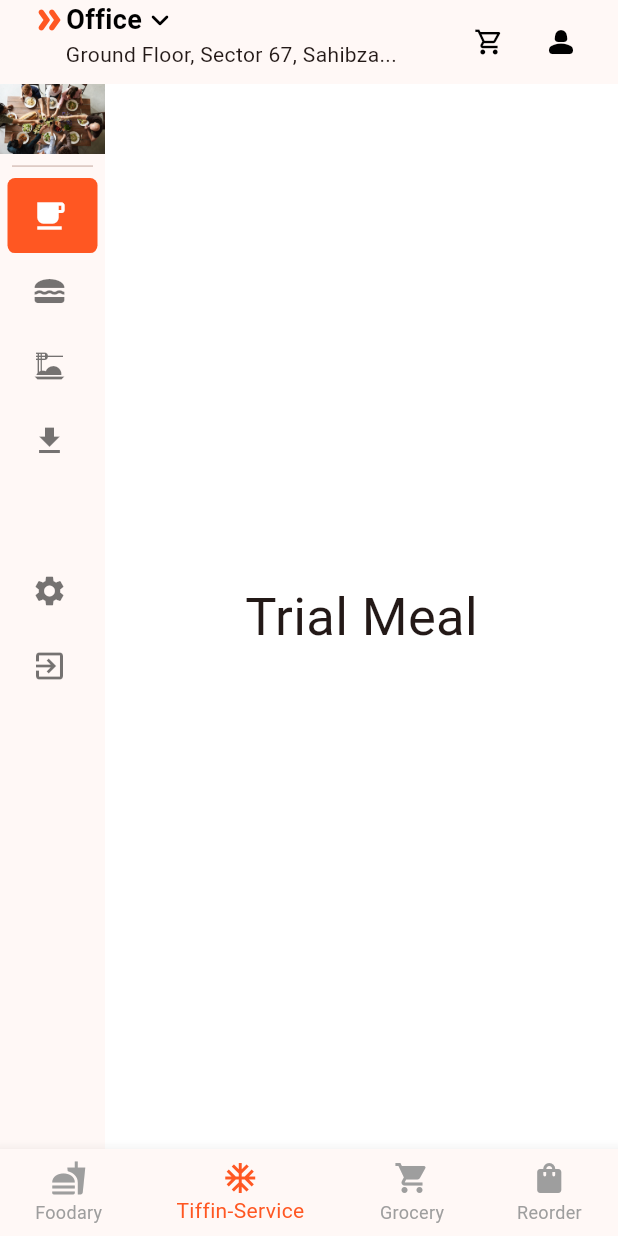
After one commit to Nostalgia3102/Foodary, a Flutter app: the MyHomePage screen opened by its route, item 2 of the bottom bar chosen, after a tap on the "shopping cart" icon, on a phone screen of 412 x 824 dp. The commit adds this screen. Run offline on Flutter 3.47's test engine with Material 3 defaults, Android fonts, the phone set to English and light mode, and no system bars; drawn by our look-alikes of easy_sidemenu; our stand-ins replace cloud_firestore, firebase_auth, firebase_core, firebase_storage, get_it, google_sign_in and 3 more; missing offline and left inert: flutter_facebook_auth; accounts and stored records are empty; network calls fail.

Commit message:
Created home page and also created tiffin page

```diff
--- a/lib/data/viewmodels/home_page_view_model.dart
+++ b/lib/data/viewmodels/home_page_view_model.dart
@@ -1,10 +1,10 @@
 import 'package:flutter/material.dart';
 
 class HomePageViewModel extends ChangeNotifier{
-  final List<int> numbers = [0];
-  void add(){
-    int last  = numbers.last;
-    numbers.add(last+1);
+  int _selectedIndex = 0;
+  int get selectedIndex => _selectedIndex;
+  set selectedIndex(int value){
+    _selectedIndex = value;
     notifyListeners();
   }
 }
--- a/lib/main.dart
+++ b/lib/main.dart
@@ -36,3 +36,8 @@ class _MyAppState extends State<MyApp> {
     );
   }
 }
+
+
+//Installed Shorebird for no update code changes
+//using Sliver App Bar for dynamic App bar
+//using Shimmer for the loading effect
--- /dev/null
+++ b/lib/ui/foodary_page.dart
@@ -0,0 +1,162 @@
+import 'dart:async';
+import 'package:firebase_storage/firebase_storage.dart';
+import 'package:flutter/material.dart';
+
+class FoodaryPage extends StatefulWidget {
+  const FoodaryPage({super.key});
+
+  @override
+  State<FoodaryPage> createState() => _FoodaryPageState();
+}
+
+class _FoodaryPageState extends State<FoodaryPage> {
+
+  String urlBannerOne = "https://firebasestorage.googleapis.com/v0/b/foodary-mobile-app.appspot.com/o/homePageBanners%2Fgood_morning.png?alt=media&token=9e62a300-867f-404f-9a70-1046e278e3c2";
+
+  final List<String> bannerList = [
+    "https://firebasestorage.googleapis.com/v0/b/foodary-mobile-app.appspot.com/o/homePageBanners%2Ffoodary1.png?alt=media&token=e37bcf69-e6bb-432a-818f-4acb7a24f035",
+    "https://firebasestorage.googleapis.com/v0/b/foodary-mobile-app.appspot.com/o/homePageBanners%2Ffoodary2.png?alt=media&token=93a6f687-6194-4133-90d8-68b817094eaa",
+    "https://firebasestorage.googleapis.com/v0/b/foodary-mobile-app.appspot.com/o/homePageBanners%2Ffoodary3.png?alt=media&token=58891bfd-4a24-4ced-b6c3-d05861a2913f",
+    "https://firebasestorage.googleapis.com/v0/b/foodary-mobile-app.appspot.com/o/homePageBanners%2Ffoodary3.png?alt=media&token=58891bfd-4a24-4ced-b6c3-d05861a2913f"
+  ];
+
+  final List<String> listOfMeals = ["Biryani", "Cake", "Milk", "Bread"];
+  int _currentIndex = 0;
+  Timer? _timer;
+
+  @override
+  void initState() {
+    // TODO: implement initState
+    super.initState();
+    _timer = Timer.periodic(const Duration(seconds: 3), (timer) {
+      setState(() {
+        _currentIndex = (_currentIndex + 1) % listOfMeals.length;
+      });
+    });
+    loadImages();
+  }
+
+  Future<void> loadImages() async{
+    try{
+      final ref = FirebaseStorage.instance.ref().child('homePageBanners/lunch_time.png');
+      urlBannerOne = await ref.getDownloadURL();
+      debugPrint("THE URL IS ---->> $urlBannerOne");
+    }catch(e){
+      print(e);
+    }
+  }
+
+  @override
+  void dispose() {
+    _timer?.cancel();
+    super.dispose();
+  }
+
+  @override
+  Widget build(BuildContext context) {
+    return SafeArea(
+        child: SingleChildScrollView(
+          padding: const EdgeInsets.fromLTRB(20, 0, 20, 0),
+            child: Column(
+              children: [
+                TextField(
+                  enabled: false,
+                  readOnly: true,
+                  decoration: InputDecoration(
+                      suffixIcon: Row(
+                        mainAxisSize: MainAxisSize.min,
+                        children: [
+                          Icon(
+                            Icons.search,
+                            color: Colors.grey[900],
+                          ),
+                          const SizedBox(
+                            width: 10,
+                          ),
+                          SizedBox(
+                            width: 1,
+                            height: 22,
+                            child: Container(
+                              color: Colors.grey[700],
+                            ),
+                          ),
+                          const SizedBox(
+                            width: 10,
+                          ),
+                          const Icon(
+                            Icons.mic,
+                            color: Colors.deepOrange,
+                          ),
+                          const SizedBox(
+                            width: 10,
+                          ),
+                        ],
+                      ),
+                      hintText: "Search for '${listOfMeals[_currentIndex]}'",
+                      hintStyle: TextStyle(
+                          color: Colors.grey[800], fontWeight: FontWeight.normal),
+                      border: OutlineInputBorder(
+                          borderSide: const BorderSide(color: Colors.black),
+                          borderRadius: BorderRadius.circular(10))),
+                ),
+                const SizedBox(
+                  height: 20,
+                ),
+                // FutureBuilder(
+                //   future: loadImages(),
+                //   builder: (context, snapshot) {
+                //     if (snapshot.connectionState == ConnectionState.waiting) {
+                //       return CircularProgressIndicator();
+                //     } else if (snapshot.hasError) {
+                //       return Text("Error loading image");
+                //     } else {
+                //       return Image.network(url_banner_one ?? "");
+                //     }
+                //   },
+                // ),
+                Image.network(
+                    urlBannerOne),
+                const SizedBox(
+                  height: 12,
+                ),
+                SizedBox(
+                  height: 350,
+                  width: 350,
+                  child: GridView.builder(
+                    gridDelegate: const SliverGridDelegateWithFixedCrossAxisCount(
+                        crossAxisCount: 2),
+                    itemBuilder: (_, index) => Container(
+                      // padding: const EdgeInsets.all(8.0),
+                      margin: const EdgeInsets.all(8.0),
+                      decoration: BoxDecoration(
+                        image: DecorationImage(image: NetworkImage(bannerList[index])),
+                        borderRadius: BorderRadius.circular(10),
+                        boxShadow: [
+                          BoxShadow(
+                            color: Colors.black.withOpacity(0.3),
+                            offset: const Offset(0.0, 1.0), //(x,y)
+                            blurRadius: 6.0,// blur radius
+                          )
+                        ]
+                      ),
+                      // child: Image.network(
+                      //   bannerList[index],
+                      //   fit: BoxFit.cover,
+                      // ),
+                    ),
+                    itemCount: 4,
+                  ),
+                ),
+                Row(crossAxisAlignment: CrossAxisAlignment.center,
+                  mainAxisAlignment: MainAxisAlignment.center,
+                  children: [
+                    Text("Crafted with Efforts at  ", style: TextStyle(
+                      color: Colors.grey[600], fontWeight: FontWeight.bold, fontStyle: FontStyle.italic
+                    ),),
+                    Image.asset("assets/images/gn.png", width: 50,height: 30,)
+                  ],
+                )
+              ],
+            )));
+  }
+}
--- /dev/null
+++ b/lib/ui/grocery_page.dart
@@ -0,0 +1,15 @@
+import 'package:flutter/material.dart';
+
+class GroceryPage extends StatefulWidget {
+  const GroceryPage({super.key});
+
+  @override
+  State<GroceryPage> createState() => _GroceryPageState();
+}
+
+class _GroceryPageState extends State<GroceryPage> {
+  @override
+  Widget build(BuildContext context) {
+    return const SafeArea(child: Center(child: Text("Screen 3")));
+  }
+}
--- a/lib/ui/home_page.dart
+++ b/lib/ui/home_page.dart
@@ -1,10 +1,13 @@
 import 'package:flutter/material.dart';
+import 'package:flutter/services.dart';
+import 'package:foodary/ui/foodary_page.dart';
+import 'package:foodary/ui/grocery_page.dart';
+import 'package:foodary/ui/reorder_page.dart';
+import 'package:foodary/ui/tiffin_service_page.dart';
 import 'package:foodary/utils/utilities.dart';
 import 'package:provider/provider.dart';
 
 import '../data/viewmodels/home_page_view_model.dart';
-import '../utils/constants/colors.dart';
-import '../utils/constants/strings.dart';
 
 class MyHomePage extends StatefulWidget {
   const MyHomePage({super.key});
@@ -14,58 +17,112 @@ class MyHomePage extends StatefulWidget {
 }
 
 class _MyHomePageState extends State<MyHomePage> {
+
+
   @override
   Widget build(BuildContext context) {
     return Consumer<HomePageViewModel>(
       builder: (context, provider, child) {
         return Scaffold(
           appBar: AppBar(
-            backgroundColor: Theme.of(context).colorScheme.inversePrimary,
-            title: const Text(
-              StringsAsset.projectName,
-              style: TextStyle(
-                  color: AppColor.orange,
-                  fontWeight: FontWeight.bold,
-                  shadows: [
-                    Shadow(
+            systemOverlayStyle: const SystemUiOverlayStyle(
+            systemNavigationBarColor: Colors.black, // Navigation bar
+            statusBarColor: Colors.transparent,
+            statusBarIconBrightness: Brightness.dark,
+            systemNavigationBarContrastEnforced: true),// Status bar
+            backgroundColor: Colors.transparent,
+           leadingWidth: MediaQuery.of(context).size.width * 0.7,
+           leading: const Padding(
+             padding: EdgeInsets.fromLTRB(20, 0, 0, 0),
+             child: Column(
+               mainAxisAlignment: MainAxisAlignment.start,
+               children: [
+                 Row(
+                   children: [
+                     Icon(Icons.double_arrow_rounded, color: Colors.deepOrange, ),
+                     Text("Office", style: TextStyle(
+                       color: Colors.black, fontWeight: FontWeight.bold, fontSize: 18
+                     ),),
+                     Icon(Icons.keyboard_arrow_down_rounded, color: Colors.black,),
+                   ],
+                 ),
+                 Text("Ground Floor, Sector 67, Sahibza..."),
+               ],
+             ),
+           ),
+            actions: [
+              IconButton(
+                  onPressed: (){},
+                  icon: const Icon(
+                    size: 20,
+                    Icons.shopping_cart_outlined,
                     color: Colors.black,
-                        blurRadius: 1.0,
-                        offset: Offset(2.0, 2.0))
-                  ]),
-            ),
-            actions: [IconButton(onPressed: ()async{
-              try{
+                  )),
+              Padding(
+                padding: const EdgeInsets.fromLTRB(0,0,14,0),
+                child: IconButton(
+                    onPressed: () async {
+                      try {
                         bool result = await authService.logout();
                         if (result) {
                           navigationService.pushReplacementNamed("/login_page");
                         }
-              }catch(e){
+                      } catch (e) {
                         print(e);
                       }
-            }, icon: const Icon(Icons.logout, color: Colors.white,))],
+                    },
+                    icon: const Icon(
+                      Icons.person_2_rounded,
+                      color: Colors.black,
+                    )),
+              )
+            ],
           ),
-          body: Center(
-            child: Column(
-              mainAxisAlignment: MainAxisAlignment.center,
-              children: <Widget>[
-                const Text("Hello World!"),
-                const Text(
-                  'You have pushed the button this many times:',
+          body:IndexedStack(
+            index: provider.selectedIndex,
+            children: const [
+              FoodaryPage(),
+              TiffinServicePage(),
+              GroceryPage(),
+              ReorderPage()
+            ],
           ),
-                Text(
-                  provider.numbers.length.toString(),
-                  style: Theme.of(context).textTheme.headlineMedium,
+          bottomNavigationBar: BottomNavigationBar(
+            unselectedItemColor: Colors.grey,
+            showUnselectedLabels: true,
+            showSelectedLabels: true,
+            selectedIconTheme: const IconThemeData(
+              color: Colors.deepOrange
+            ),
+            items: const <BottomNavigationBarItem>[
+              BottomNavigationBarItem(
+                icon: Icon(Icons.fastfood),
+                label: 'Foodary',
+                tooltip: "Foodary Icon",
+              ),
+              BottomNavigationBarItem(
+                icon: Icon(Icons.ac_unit),
+                label: 'Tiffin-Service',
+                tooltip: "Tiffin-Service Icon"
+              ),
+              BottomNavigationBarItem(
+                icon: Icon(Icons.local_grocery_store),
+                label: 'Grocery',
+                  tooltip: "Grocery Icon"
+              ),
+              BottomNavigationBarItem(
+                icon: Icon(Icons.shopping_bag),
+                label: 'Reorder',
+                  tooltip: "Reorder Icon"
               ),
             ],
+            currentIndex: provider.selectedIndex,
+            selectedItemColor: Colors.deepOrange,
+            onTap:  (index) =>
+              setState(() {
+                provider.selectedIndex = index;
+              }),
           ),
-          ),
-          floatingActionButton: FloatingActionButton(
-            onPressed: () {
-              provider.add();
-            },
-            tooltip: 'Increment',
-            child: const Icon(Icons.add),
-          ), // This trailing comma makes auto-formatting nicer for build methods.
         );
       },
     );
--- /dev/null
+++ b/lib/ui/reorder_page.dart
@@ -0,0 +1,15 @@
+import 'package:flutter/material.dart';
+
+class ReorderPage extends StatefulWidget {
+  const ReorderPage({super.key});
+
+  @override
+  State<ReorderPage> createState() => _ReorderPageState();
+}
+
+class _ReorderPageState extends State<ReorderPage> {
+  @override
+  Widget build(BuildContext context) {
+    return const SafeArea(child: Center(child: Text("Screen 4")));
+  }
+}
--- a/lib/ui/splash_screen.dart
+++ b/lib/ui/splash_screen.dart
@@ -32,7 +32,7 @@ class _SplashScreenState extends State<SplashScreen> {
         backgroundColor: AppColor.white,
         body: Column(mainAxisAlignment: MainAxisAlignment.center, children: [
           const SizedBox(
-            height: 70,
+            height: 60,
           ),
           Row(
             mainAxisAlignment: MainAxisAlignment.center,
--- /dev/null
+++ b/lib/ui/tiffin_service_page.dart
@@ -0,0 +1,257 @@
+import 'package:flutter/material.dart';
+import 'package:easy_sidemenu/easy_sidemenu.dart';
+
+class TiffinServicePage extends StatefulWidget {
+  const TiffinServicePage({super.key});
+
+  @override
+  State<TiffinServicePage> createState() => _TiffinServicePageState();
+}
+
+class _TiffinServicePageState extends State<TiffinServicePage> {
+
+  PageController pageController = PageController();
+  SideMenuController sideMenu = SideMenuController();
+
+  @override
+  void initState() {
+    sideMenu.addListener((index) {
+      pageController.jumpToPage(index);
+    });
+    super.initState();
+  }
+
+
+  @override
+  Widget build(BuildContext context) {
+    return SafeArea(
+        child: Row(
+              mainAxisAlignment: MainAxisAlignment.start,
+              children: [
+                SideMenu(
+                  controller: sideMenu,
+                  style: SideMenuStyle(
+                    // compactSideMenuWidth: MediaQuery.of(context).size.width * .20,
+
+                    showTooltip: true,
+                    displayMode: SideMenuDisplayMode.compact,
+                    showHamburger: true,
+                    hoverColor: Colors.deepOrange,
+                    selectedHoverColor: Colors.deepOrange,
+                    selectedColor: Colors.deepOrange,
+                    selectedTitleTextStyle: const TextStyle(color: Colors.black),
+                    selectedIconColor: Colors.white,
+                    // decoration: BoxDecoration(
+                    //   borderRadius: BorderRadius.all(Radius.circular(10)),
+                    // ),
+                    // backgroundColor: Colors.grey[200]
+                  ),
+                  title: Column(
+                    children: [
+                      ConstrainedBox(
+                        constraints: const BoxConstraints(
+                          maxHeight: 150,
+                          maxWidth: 150,
+                        ),
+                        child: Image.asset(
+                          'assets/images/img.jpg',
+                        ),
+                      ),
+                      const Divider(
+                        indent: 8.0,
+                        endIndent: 8.0,
+                      ),
+                    ],
+                  ),
+                  // footer: Padding(
+                  //   padding: const EdgeInsets.all(8.0),
+                  //   child: Container(
+                  //     decoration: BoxDecoration(
+                  //         color: Colors.lightBlue[50],
+                  //         borderRadius: BorderRadius.circular(12)),
+                  //     child: Padding(
+                  //       padding:
+                  //       const EdgeInsets.symmetric(vertical: 4, horizontal: 10),
+                  //       child: Text(
+                  //         'mohada',
+                  //         style: TextStyle(fontSize: 100, color: Colors.grey[800]),
+                  //       ),
+                  //     ),
+                  //   ),
+                  // ),
+                  items: [
+                    SideMenuItem(
+                      // trailing: Image.asset("assets/images/imgg.jpg"),
+                      title: 'Breakfast',
+                      onTap: (index, _) {
+                        sideMenu.changePage(index);
+                      },
+                      icon: const Icon(Icons.free_breakfast),
+                      // badgeContent: const Text(
+                      //   '3',
+                      //   style: TextStyle(color: Colors.white),
+                      // ),
+                      tooltipContent: "Breakfast",
+                    ),
+                    SideMenuItem(
+                      title: 'Lunch',
+                      onTap: (index, _) {
+                        sideMenu.changePage(index);
+                      },
+                      icon: const Icon(Icons.lunch_dining),
+                    ),
+                    // SideMenuExpansionItem(
+                    //   title: "Expansion Item",
+                    //   icon: const Icon(Icons.kitchen),
+                    //   children: [
+                    //     SideMenuItem(
+                    //       title: 'Expansion Item 1',
+                    //       onTap: (index, _) {
+                    //         sideMenu.changePage(index);
+                    //       },
+                    //       icon: const Icon(Icons.home),
+                    //       badgeContent: const Text(
+                    //         '3',
+                    //         style: TextStyle(color: Colors.white),
+                    //       ),
+                    //       tooltipContent: "Expansion Item 1",
+                    //     ),
+                    //     SideMenuItem(
+                    //       title: 'Expansion Item 2',
+                    //       onTap: (index, _) {
+                    //         sideMenu.changePage(index);
+                    //       },
+                    //       icon: const Icon(Icons.supervisor_account),
+                    //     )
+                    //   ],
+                    // ),
+                    SideMenuItem(
+                      title: 'Files',
+                      onTap: (index, _) {
+                        sideMenu.changePage(index);
+                      },
+                      icon: const Icon(Icons.dinner_dining),
+                      trailing: Container(
+                          decoration: const BoxDecoration(
+                            // image: Image(image: AssetImage("assets/images/img.jpg")),
+                              color: Colors.amber,
+                              borderRadius: BorderRadius.all(Radius.circular(6))),
+                          child: Padding(
+                            padding: const EdgeInsets.symmetric(
+                                horizontal: 6.0, vertical: 3),
+                            child: Text(
+                              'New',
+                              style: TextStyle(fontSize: 11, color: Colors.grey[800]),
+                            ),
+                          )),
+                    ),
+                    SideMenuItem(
+                      title: 'Download',
+                      onTap: (index, _) {
+                        sideMenu.changePage(index);
+                      },
+                      icon: const Icon(Icons.download),
+                    ),
+                    SideMenuItem(
+                      builder: (context, displayMode) {
+                        return const Divider(
+                          endIndent: 8,
+                          indent: 8,
+                        );
+                      },
+                    ),
+                    SideMenuItem(
+                      title: 'Settings',
+                      onTap: (index, _) {
+                        sideMenu.changePage(index);
+                      },
+                      icon: const Icon(Icons.settings),
+                    ),
+                    // SideMenuItem(
+                    //   onTap:(index, _){
+                    //     sideMenu.changePage(index);
+                    //   },
+                    //   icon: const Icon(Icons.image_rounded),
+                    // ),
+                    // SideMenuItem(
+                    //   title: 'Only Title',
+                    //   onTap:(index, _){
+                    //     sideMenu.changePage(index);
+                    //   },
+                    // ),
+                    const SideMenuItem(
+                      title: 'Exit',
+                      icon: Icon(Icons.exit_to_app),
+                    ),
+                  ],
+                ),
+                const VerticalDivider(width: 0,),
+                Expanded(
+                  child: PageView(
+                    controller: pageController,
+                    children: [
+                      Container(
+                        color: Colors.white,
+                        child: const Center(
+                          child: Text(
+                            'Trial Meal',
+                            style: TextStyle(fontSize: 35),
+                          ),
+                        ),
+                      ),
+                      Container(
+                        color: Colors.white,
+                        child: const Center(
+                          child: Text(
+                            'Weekly Meals',
+                            style: TextStyle(fontSize: 35),
+                          ),
+                        ),
+                      ),
+                      Container(
+                        color: Colors.white,
+                        child: const Center(
+                          child: Text(
+                            'Monthly Meal Plans',
+                            style: TextStyle(fontSize: 35),
+                          ),
+                        ),
+                      ),
+                      Container(
+                        color: Colors.white,
+                        child: const Center(
+                          child: Text(
+                            'Weekly Mini Meals',
+                            style: TextStyle(fontSize: 35),
+                          ),
+                        ),
+                      ),
+                      Container(
+                        color: Colors.white,
+                        child: const Center(
+                          child: Text(
+                            'Monthly Mini Meals',
+                            style: TextStyle(fontSize: 35),
+                          ),
+                        ),
+                      ),
+                      // this is for SideMenuItem with builder (divider)
+                      const SizedBox.shrink(),
+
+                      Container(
+                        color: Colors.white,
+                        child: const Center(
+                          child: Text(
+                            'Settings',
+                            style: TextStyle(fontSize: 35),
+                          ),
+                        ),
+                      ),
+                    ],
+                  ),
+                ),
+              ],
+            )
+        );
+  }
+}
--- a/lib/ui/welcome_screen.dart
+++ b/lib/ui/welcome_screen.dart
@@ -41,8 +41,8 @@ class _WelcomeScreenPageState extends State<WelcomeScreenPage> {
     return ElevatedButton(
       style: ButtonStyle(
           backgroundColor:
-          MaterialStateProperty.all(Colors.deepOrange),
-          shape: MaterialStateProperty.all<
+          WidgetStateProperty.all(Colors.deepOrange),
+          shape: WidgetStateProperty.all<
               RoundedRectangleBorder>(
             const RoundedRectangleBorder(
                 borderRadius:
--- a/pubspec.yaml
+++ b/pubspec.yaml
@@ -49,6 +49,7 @@ dependencies:
   flutter_facebook_auth: ^7.0.1
   intl_phone_number_input: ^0.7.3+1
   location: ^6.0.2
+  easy_sidemenu: ^0.6.0
 
 flutter_icons:
   android: true
@@ -81,6 +82,7 @@ flutter:
   assets:
     - assets/images/
     - assets/animations/
+    - shorebird.yaml
   #   - images/a_dot_ham.jpeg
 
   # An image asset can refer to one or more resolution-specific "variants", see
```
Also changed, not shown: shorebird.yaml (added, +14 -0 lines), assets/images/gn.png (added), pubspec.lock. Lines whose indentation alone changed are shown as unchanged.
